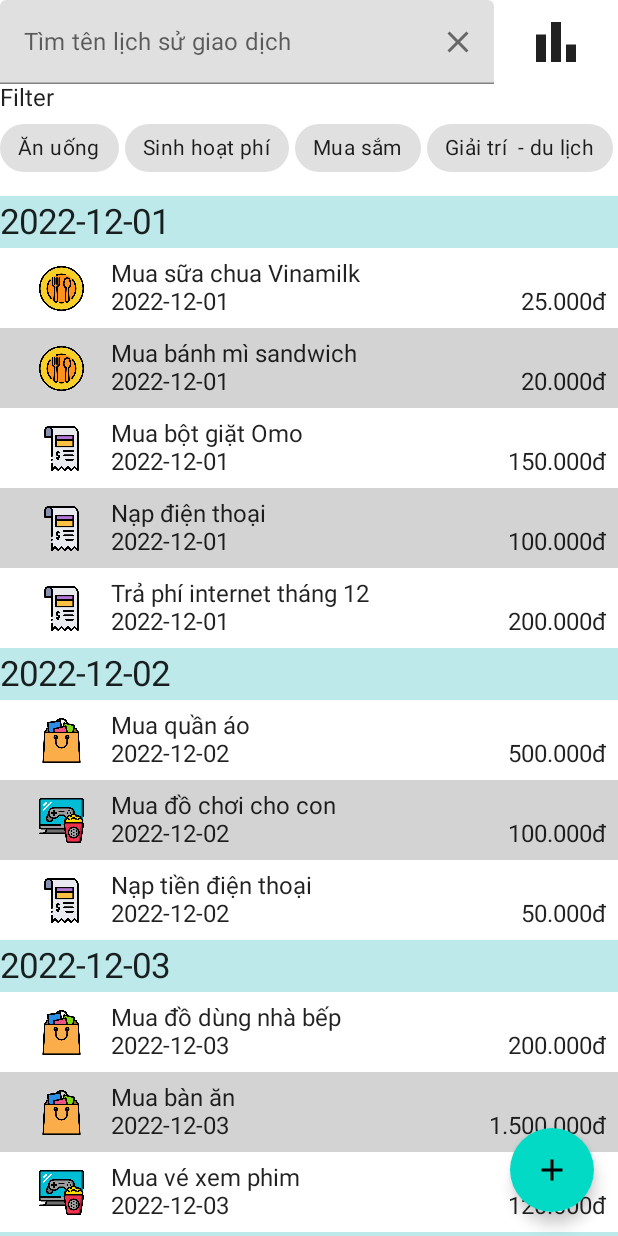
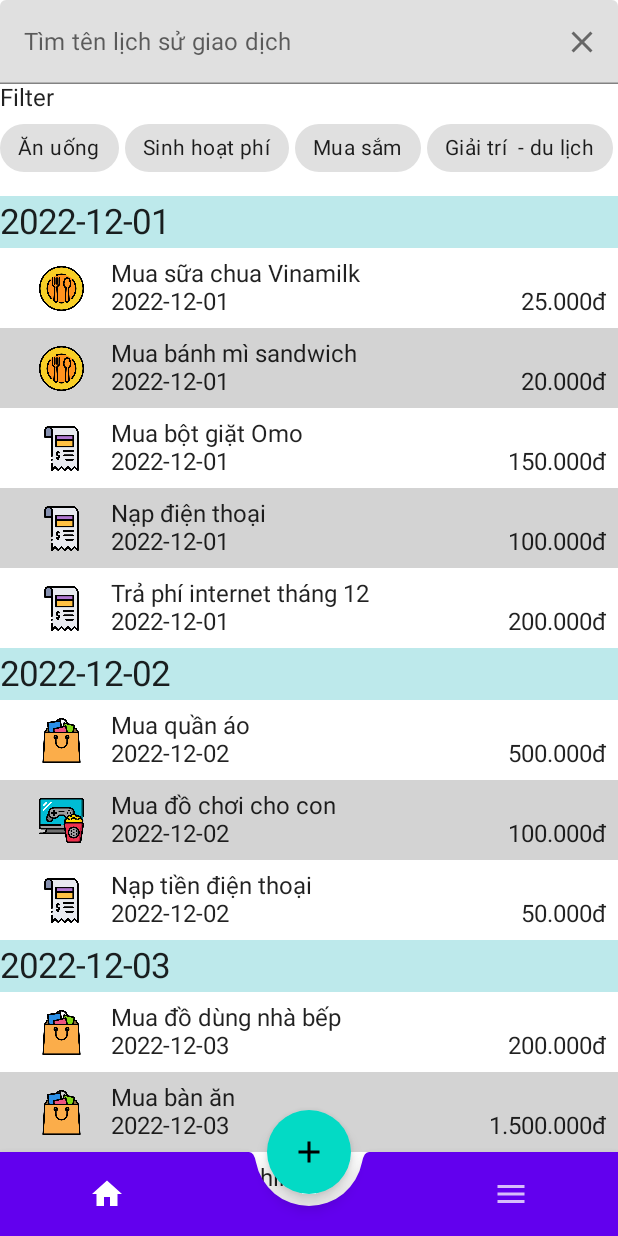
Before and after one commit to sonsonson110/Money_Management, an Android app built with Jetpack Compose: the HomeScreen screen opened through its navigation route, on a phone screen of 412 x 824 dp. Run offline under Robolectric (Android 15) with nearby library versions, the phone set to English and light mode, and no system bars; our stand-ins replace Room's generated code.

Commit message:
Thêm BottomNav

```diff
--- /dev/null
+++ b/app/src/main/java/com/example/moneymanagement/ui/BottomNavigator.kt
@@ -0,0 +1,52 @@
+package com.example.moneymanagement.ui
+
+import androidx.compose.foundation.shape.CircleShape
+import androidx.compose.material.BottomAppBar
+import androidx.compose.material.BottomNavigationItem
+import androidx.compose.material.Icon
+import androidx.compose.material.icons.Icons
+import androidx.compose.material.icons.filled.Home
+import androidx.compose.material.icons.filled.Menu
+import androidx.compose.runtime.*
+import com.example.moneymanagement.ui.chart.StatDestination
+import com.example.moneymanagement.ui.home.HomeDestination
+
+@Composable
+fun BottomNavigator(
+    navigateToHomeScreen: () -> Unit,
+    navigateToStatScreen: () -> Unit,
+    defaultScreen: String
+) {
+
+    var selectedItem by remember { mutableStateOf(defaultScreen) }
+
+    BottomAppBar(
+        cutoutShape = CircleShape
+    ) {
+        //Home
+        BottomNavigationItem(
+            selected = selectedItem == HomeDestination.route,
+            onClick = {
+                selectedItem = HomeDestination.route
+                navigateToHomeScreen()
+            },
+            icon = { Icon(Icons.Filled.Home, null) }
+        )
+        //Empty
+        BottomNavigationItem(
+            selected = false,
+            onClick = {},
+            icon = {},
+            enabled = false
+        )
+        //Stat
+        BottomNavigationItem(
+            selected = selectedItem == StatDestination.route,
+            onClick = {
+                selectedItem = StatDestination.route
+                navigateToStatScreen()
+            },
+            icon = { Icon(Icons.Filled.Menu, null) }
+        )
+    }
+}
--- a/app/src/main/java/com/example/moneymanagement/ui/home/HomeScreen.kt
+++ b/app/src/main/java/com/example/moneymanagement/ui/home/HomeScreen.kt
@@ -26,11 +26,11 @@ import androidx.compose.ui.unit.dp
 import androidx.compose.ui.unit.sp
 import androidx.lifecycle.viewmodel.compose.viewModel
 import com.example.moneymanagement.AppViewModelProvider
-import com.example.moneymanagement.R
 import com.example.moneymanagement.database.entity.Subcategory
 import com.example.moneymanagement.database.entity.Transaction
 import com.example.moneymanagement.database.model.CategoryWithSubcategories
 import com.example.moneymanagement.database.model.TransactionWithCateAndSubcategory
+import com.example.moneymanagement.ui.BottomNavigator
 import com.example.moneymanagement.ui.detail.groupAmount
 import com.example.moneymanagement.ui.navigation.NavigationDestination
 import com.example.moneymanagement.ui.theme.MoneyManagementTheme
@@ -42,6 +42,7 @@ object HomeDestination : NavigationDestination {
 
 @Composable
 fun HomeScreen(
+    navigateToStatScreen: () -> Unit,
     navigateToItemEntry: () -> Unit,
     navigateToItemDetail: (Int) -> Unit,
     viewModel: HomeViewModel = viewModel(factory = AppViewModelProvider.Factory)
@@ -56,6 +57,7 @@ fun HomeScreen(
     val selectedSubcategoryChipId by viewModel.selectedSubcategoryChipId.collectAsState()
 
     HomeBody(
+        navigateToStatScreen = navigateToStatScreen,
         navigateToItemEntry = navigateToItemEntry,
         navigateToItemDetail = navigateToItemDetail,
         transactionList = transactionList,
@@ -75,6 +77,7 @@ fun HomeScreen(
 @SuppressLint("UnusedMaterialScaffoldPaddingParameter")
 @Composable
 fun HomeBody(
+    navigateToStatScreen: () -> Unit,
     navigateToItemEntry: () -> Unit,
     navigateToItemDetail: (Int) -> Unit,
     transactionList: List<TransactionWithCateAndSubcategory>,
@@ -89,38 +92,27 @@ fun HomeBody(
     onSubcategoryChipChange: (Int) -> Unit,
     selectedSubcategoryChipId: Int
 ) {
+    val scaffoldState = rememberScaffoldState()
+
     Scaffold(
+        bottomBar = { BottomNavigator({}, navigateToStatScreen, HomeDestination.route) },
         floatingActionButton = {
-            FloatingActionButton(onClick = navigateToItemEntry) {
-                Icon(imageVector = Icons.Filled.Add, null)
+            FloatingActionButton(onClick = { navigateToItemEntry() }) {
+                Icon(Icons.Filled.Add, null)
             }
-        }
+        },
+        scaffoldState = scaffoldState,
+        floatingActionButtonPosition = FabPosition.Center,
+        isFloatingActionButtonDocked = true
     ) {
         Column {
-
             /*
             Thanh tìm kiếm lịch sử giao dịch theo tên và nút thống kê
              */
-            Row(
-                modifier = Modifier.fillMaxWidth(),
-                verticalAlignment = Alignment.CenterVertically
-            ) {
-                SearchBar(
-                    searchText = searchText,
-                    onSearchFieldChange = onSearchFieldChange,
-                    modifier = Modifier.weight(0.8f)
-                )
-                Icon(
-                    painter = painterResource(id = R.drawable.chart_icon),
-                    contentDescription = null,
-                    modifier = Modifier
-                        .weight(0.2f)
-                        .clickable {
-
-                        }
-                )
-            }
-
+            SearchBar(
+                searchText = searchText,
+                onSearchFieldChange = onSearchFieldChange
+            )
             /*
             Mục ô chọn để lọc lịch sử giao dịch
              */
@@ -152,15 +144,14 @@ fun HomeBody(
 @Composable
 fun SearchBar(
     searchText: String,
-    onSearchFieldChange: (String) -> Unit,
-    modifier: Modifier
+    onSearchFieldChange: (String) -> Unit
 ) {
     var isFocused by remember { mutableStateOf(false) }
     val focusManager = LocalFocusManager.current
     TextField(
         value = searchText,
         onValueChange = onSearchFieldChange,
-        modifier = modifier.fillMaxWidth(),
+        modifier = Modifier.fillMaxWidth(),
         placeholder = { Text(text = "Tìm tên lịch sử giao dịch") },
         singleLine = true,
         trailingIcon = {
@@ -249,12 +240,13 @@ fun TransactionsList(
                 Text(
                     text = date,
                     fontSize = 23.sp,
-                    modifier = Modifier.fillMaxWidth()
-                        .background(Color(189,233,235,255))
+                    modifier = Modifier
+                        .fillMaxWidth()
+                        .background(Color(189, 233, 235, 255))
                         .padding(vertical = 4.dp)
                 )
                 Column(modifier = modifier.fillMaxWidth()) {
-                    transactions.forEachIndexed() { index, transaction ->
+                    transactions.forEachIndexed { index, transaction ->
                         TransactionsItem(
                             transactionWithCateAndSubcategory = transaction,
                             index = index,
@@ -326,7 +318,7 @@ fun TransactionsItem(
 @Composable
 @Preview
 fun PreviewTransactionList() {
-    MoneyManagementTheme() {
+    MoneyManagementTheme {
         TransactionsList(
             transactionHomeList = sampleData.groupBy { it.transaction.transactionDate },
             onItemClick = {}
--- a/app/src/main/java/com/example/moneymanagement/ui/navigation/SetupNavGraph.kt
+++ b/app/src/main/java/com/example/moneymanagement/ui/navigation/SetupNavGraph.kt
@@ -6,6 +6,8 @@ import androidx.navigation.NavType
 import androidx.navigation.compose.NavHost
 import androidx.navigation.compose.composable
 import androidx.navigation.navArgument
+import com.example.moneymanagement.ui.chart.StatDestination
+import com.example.moneymanagement.ui.chart.StatScreen
 import com.example.moneymanagement.ui.detail.TransactionDetailDestination
 import com.example.moneymanagement.ui.detail.TransactionDetailScreen
 import com.example.moneymanagement.ui.edit.TransactionEditDestination
@@ -26,9 +28,8 @@ fun SetupNavGraph(
         composable(route = HomeDestination.route) {
             HomeScreen(
                 navigateToItemEntry = { navController.navigate(TransactionEntryDestination.route) },
-                navigateToItemDetail = {
-                    navController.navigate("${TransactionDetailDestination.route}/$it")
-                }
+                navigateToItemDetail = { navController.navigate("${TransactionDetailDestination.route}/$it") },
+                navigateToStatScreen = { navController.navigate(StatDestination.route) }
             )
         }
 
@@ -71,5 +72,13 @@ fun SetupNavGraph(
                 navigateBack = { navController.popBackStack() },
                 onNavigateUp = { navController.navigateUp() })
         }
+
+        //Stat route
+        composable(route = StatDestination.route) {
+            StatScreen(
+                navigateToHomeScreen = { navController.navigate(HomeDestination.route) },
+                navigateToItemEntry = { navController.navigate(TransactionEntryDestination.route) },
+            )
+        }
     }
 }
--- a/app/src/main/res/drawable/chart_icon.xml
+++ /dev/null
@@ -1,7 +0,0 @@
-<vector android:height="40dp" android:tint="#FF0000"
-    android:viewportHeight="24" android:viewportWidth="24"
-    android:width="40dp" xmlns:android="http://schemas.android.com/apk/res/android">
-    <path android:fillColor="@android:color/white" android:pathData="M4,9h4v11h-4z"/>
-    <path android:fillColor="@android:color/white" android:pathData="M16,13h4v7h-4z"/>
-    <path android:fillColor="@android:color/white" android:pathData="M10,4h4v16h-4z"/>
-</vector>
```
Also changed, not shown: app/src/main/java/com/example/moneymanagement/ui/chart/StatScreen.kt (added, +37 -0 lines).
